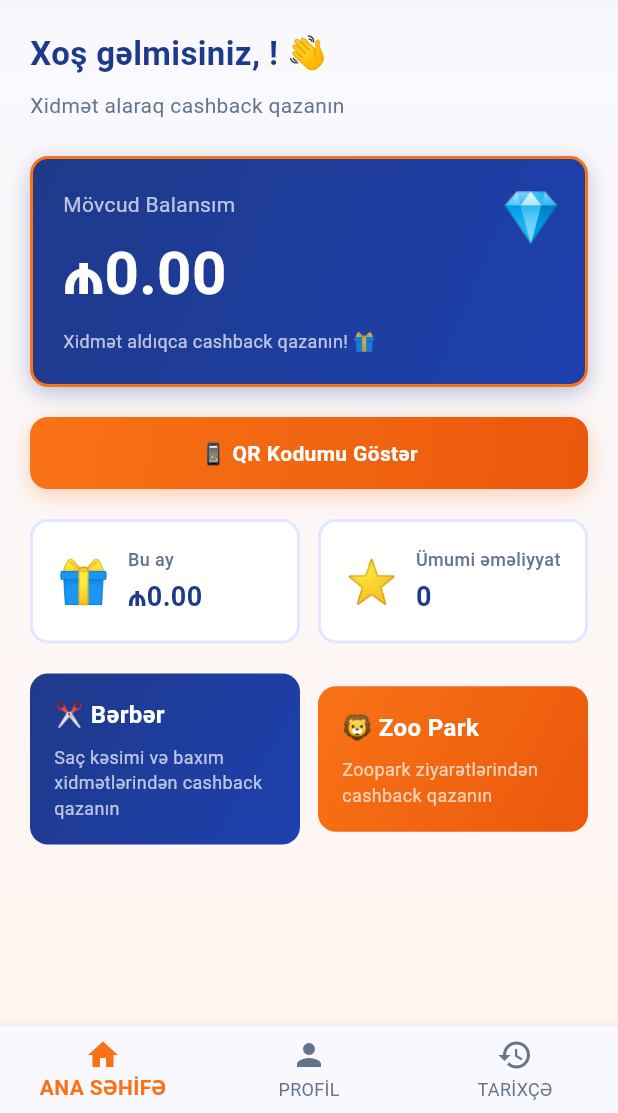
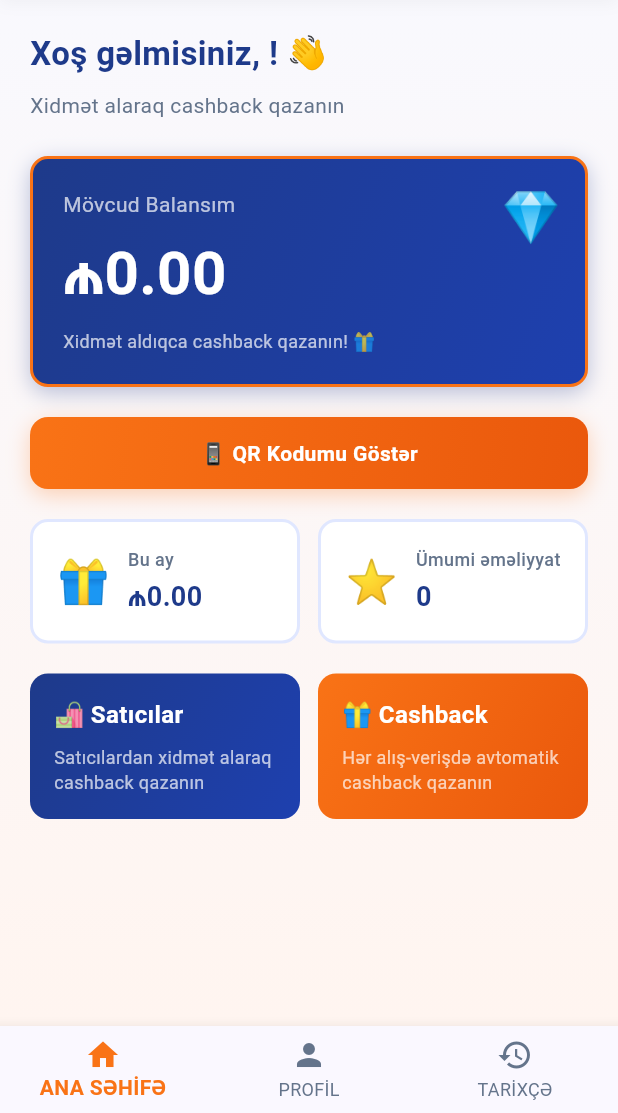
Before and after one commit to j4v4n5h1r/Poni-Land, a Flutter app: the UserHomeScreen screen opened directly, on a phone screen of 412 x 824 dp, the part 123-1236 px from its top. Run offline on Flutter 3.47's test engine with Material 3 defaults, Android fonts, the phone set to English and light mode, and no system bars; our stand-ins replace flutter_secure_storage, qr_flutter; missing offline and left inert: mobile_scanner; accounts and stored records are empty; network calls fail.

Commit message:
Replace barber/zoo info boxes with generic seller/cashback content
Co-Authored-By: Claude Sonnet 4.6 <noreply@anthropic.com>

```diff
--- a/lib/screens/user/user_home_screen.dart
+++ b/lib/screens/user/user_home_screen.dart
@@ -374,7 +374,7 @@ class _UserHomeScreenState extends State<UserHomeScreen> {
               crossAxisAlignment: CrossAxisAlignment.start,
               children: [
                 Text(
-                  '✂️ Bərbər',
+                  '🛍️ Satıcılar',
                   style: TextStyle(
                     color: Colors.white,
                     fontSize: 16,
@@ -383,7 +383,7 @@ class _UserHomeScreenState extends State<UserHomeScreen> {
                 ),
                 SizedBox(height: 8),
                 Text(
-                  'Saç kəsimi və baxım xidmətlərindən cashback qazanın',
+                  'Satıcılardan xidmət alaraq cashback qazanın',
                   style: TextStyle(
                     color: Colors.white70,
                     fontSize: 12,
@@ -406,7 +406,7 @@ class _UserHomeScreenState extends State<UserHomeScreen> {
               crossAxisAlignment: CrossAxisAlignment.start,
               children: [
                 Text(
-                  '🦁 Zoo Park',
+                  '🎁 Cashback',
                   style: TextStyle(
                     color: Colors.white,
                     fontSize: 16,
@@ -415,7 +415,7 @@ class _UserHomeScreenState extends State<UserHomeScreen> {
                 ),
                 SizedBox(height: 8),
                 Text(
-                  'Zoopark ziyarətlərindən cashback qazanın',
+                  'Hər alış-verişdə avtomatik cashback qazanın',
                   style: TextStyle(
                     color: Colors.white70,
                     fontSize: 12,
```
